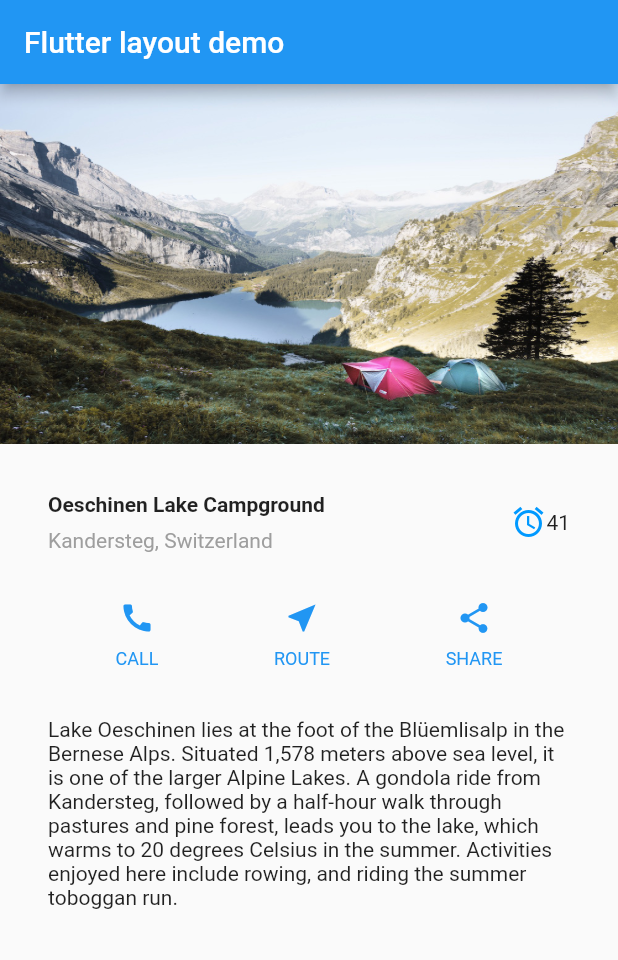
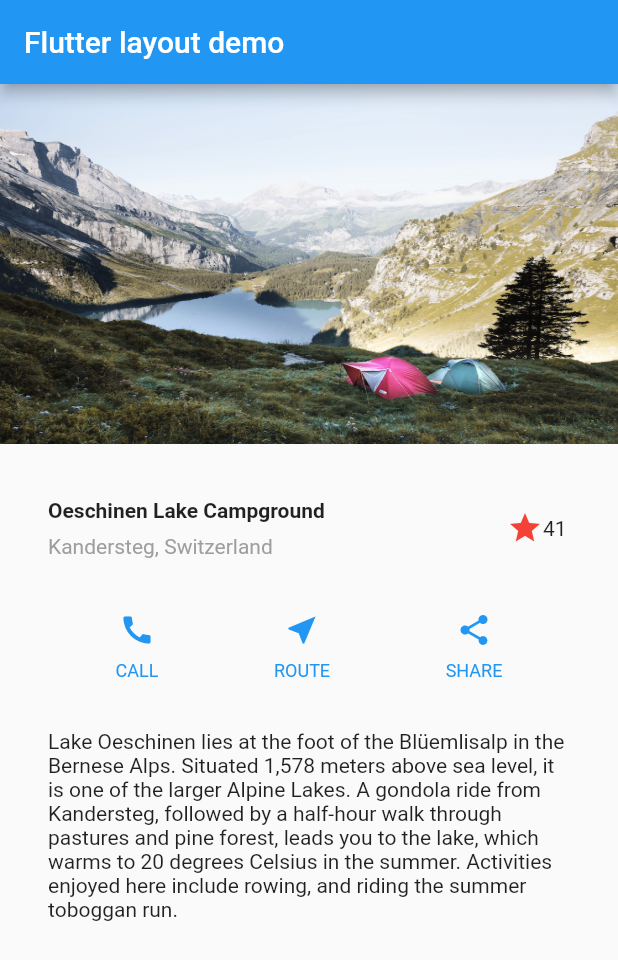
Before and after one commit to IsaacTimothyLyne/app, a Flutter app: the screen it shows after launch, on a phone screen of 412 x 824 dp. Shown: the top 960 px of the screen. Run offline on Flutter 3.47's test engine with Material 2 defaults, Android fonts, the phone set to English and light mode, and no system bars.

Commit message:
migrate to external components

```diff
--- a/flutter_application_1/lib/main.dart
+++ b/flutter_application_1/lib/main.dart
@@ -1,5 +1,5 @@
 import 'package:flutter/material.dart';
-import './custom-widgets/favourite-widget.dart';
+import 'package:flutter_application_1/custom-widgets/favourite-widget.dart';
 
 void main() => runApp(const MyApp());
 
@@ -37,11 +37,7 @@ class MyApp extends StatelessWidget {
             ),
           ),
           /*3*/
-          const Icon(
-            Icons.access_alarm,
-            color: Color.fromARGB(255, 0, 153, 255),
-          ),
-          const Text('41'),
+          const FavoriteWidget(),
         ],
       ),
     );
```
